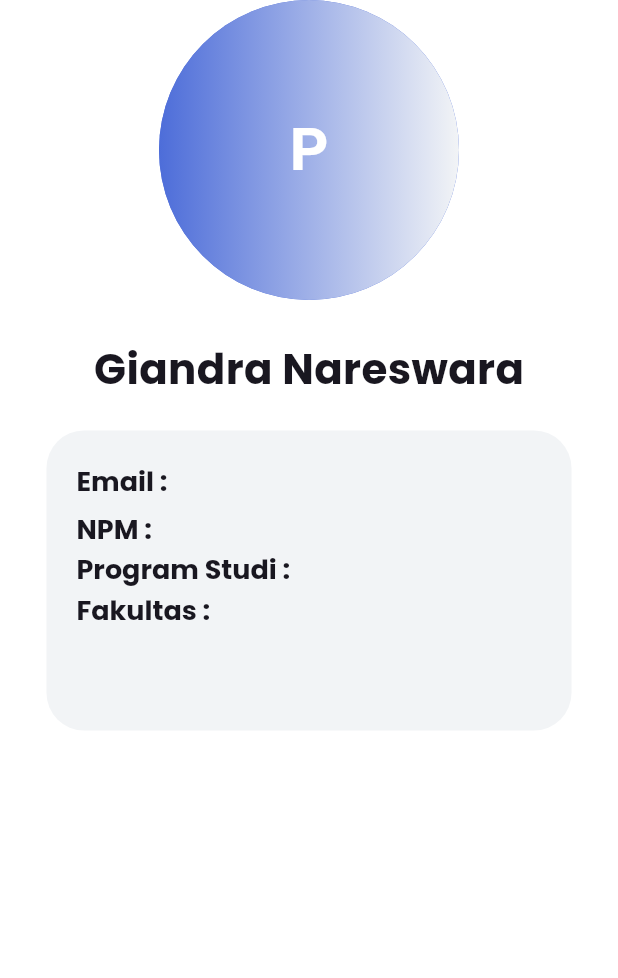
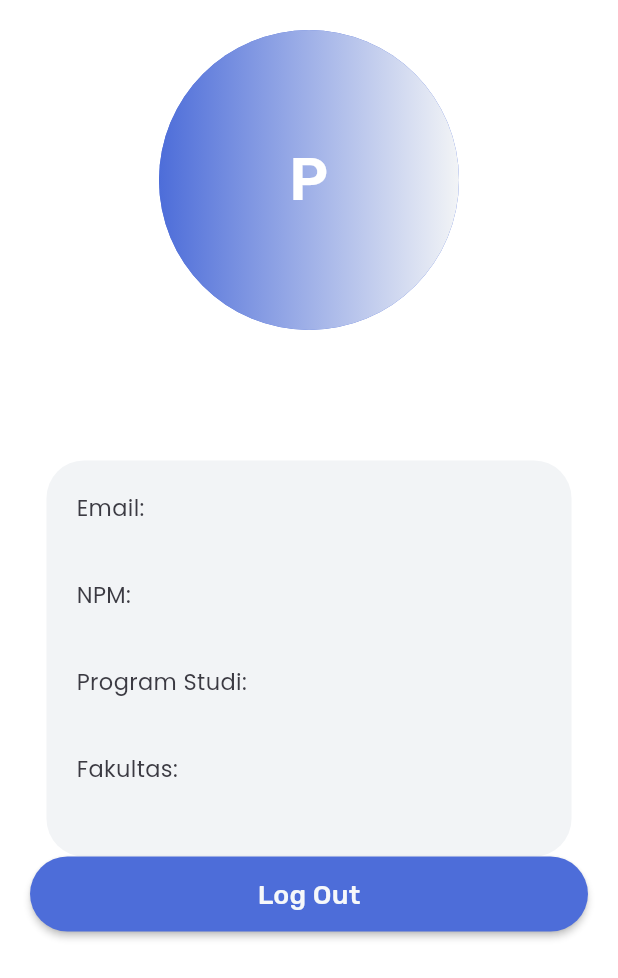
Before and after one commit to fionayovita/UniBike, a Flutter app: the ProfilePage screen opened directly, on a phone screen of 412 x 824 dp. Shown: the top 978 px of the screen. Run offline on Flutter 3.47's test engine with Material 2 defaults, Android fonts, the phone set to English and light mode, and no system bars; our stand-ins replace cloud_firestore, curved_navigation_bar, firebase_auth, firebase_core, google_fonts; accounts and stored records are empty.

Commit message:
Memperbaiki profile page

```diff
--- a/lib/ui/profile_page.dart
+++ b/lib/ui/profile_page.dart
@@ -1,16 +1,46 @@
+import 'package:cloud_firestore/cloud_firestore.dart';
+import 'package:firebase_auth/firebase_auth.dart';
 import 'package:flutter/cupertino.dart';
 import 'package:flutter/material.dart';
 import 'package:unibike/common/styles.dart';
 
-class ProfilePage extends StatelessWidget {
+class ProfilePage extends StatefulWidget {
   static const routeName = 'profile_page';
 
   @override
+  State<ProfilePage> createState() => _ProfilePageState();
+}
+
+class _ProfilePageState extends State<ProfilePage> {
+  final firebase = FirebaseAuth.instance;
+  final firestore = FirebaseFirestore.instance;
+  CollectionReference users = FirebaseFirestore.instance.collection('users');
+
+  @override
   Widget build(BuildContext context) {
+    String currentUser = firebase.currentUser!.uid.toString();
     return Scaffold(
       body: SafeArea(
         child: SingleChildScrollView(
-          child: Column(
+            child: Padding(
+          padding: const EdgeInsets.symmetric(horizontal: 20, vertical: 20),
+          child: FutureBuilder<DocumentSnapshot>(
+            future: users.doc('$currentUser').get(),
+            builder: (BuildContext context,
+                AsyncSnapshot<DocumentSnapshot> snapshot) {
+              if (snapshot.hasError) {
+                return Text("Something went wrong");
+              }
+
+              if (snapshot.hasData && !snapshot.data!.exists) {
+                return Text("Document does not exist");
+              }
+
+              if (snapshot.connectionState == ConnectionState.done) {
+                Map<String, dynamic> data =
+                    snapshot.data!.data() as Map<String, dynamic>;
+                print(data['nama']);
+                return Column(
                   crossAxisAlignment: CrossAxisAlignment.center,
                   children: [
                     Container(
@@ -18,38 +48,37 @@ class ProfilePage extends StatelessWidget {
                       height: 200.0,
                       decoration: BoxDecoration(
                           boxShadow: [
-                    BoxShadow(
-                      color: secondaryColor
+                            BoxShadow(color: secondaryColor
                                 //blurRadius: 10.0
                                 )
                           ],
                           borderRadius: BorderRadius.circular(100.0),
                           gradient: LinearGradient(
-                    colors: [secondaryColor, whiteBackground]
-                  )
-                ),
+                              colors: [secondaryColor, whiteBackground])),
                       child: CircleAvatar(
                         backgroundColor: Colors.transparent,
-                  child: Text('P', style: TextStyle(
+                        child: Text('P',
+                            style: TextStyle(
                                 color: Colors.white,
                                 fontSize: 40.0,
-                    fontWeight: FontWeight.bold
-                  )),
+                                fontWeight: FontWeight.bold)),
                       ),
                     ),
                     SizedBox(height: 25.0),
                     Center(
-                child: Text('Giandra Nareswara', style: TextStyle(
+                      child: Text(
+                        '${data['nama']}',
+                        style: TextStyle(
                             fontSize: 28.0,
                             color: darkPrimaryColor,
-                  fontWeight: FontWeight.bold
-                ))
+                            fontWeight: FontWeight.bold),
+                      ),
                     ),
                     Container(
                       width: 350,
-              height: 200,
                       margin: const EdgeInsets.only(top: 20),
-              padding: const EdgeInsets.symmetric(horizontal: 20, vertical: 20),
+                      padding: const EdgeInsets.symmetric(
+                          horizontal: 20, vertical: 20),
                       decoration: BoxDecoration(
                           color: whiteBackground,
                           borderRadius: BorderRadius.circular(25.0)),
@@ -57,28 +86,74 @@ class ProfilePage extends StatelessWidget {
                         crossAxisAlignment: CrossAxisAlignment.start,
                         children: [
                           Text(
-                    'Email : ',
+                            'Email: ',
+                            style: TextStyle(
+                              fontSize: 15.0,
+                              color: greyOutline,
+                            ),
+                          ),
+                          Text(
+                            '${data['email']}',
                             style: Theme.of(context).textTheme.headline5,
                           ),
-                  SizedBox(height: 5),
+                          SizedBox(height: 8),
                           Text(
-                    'NPM :',
+                            'NPM: ',
+                            style: TextStyle(
+                              fontSize: 15.0,
+                              color: greyOutline,
+                            ),
+                          ),
+                          Text(
+                            '${data['npm']}',
                             style: Theme.of(context).textTheme.headline5,
                           ),
+                          SizedBox(height: 8),
                           Text(
-                    'Program Studi : ',
+                            'Program Studi: ',
+                            style: TextStyle(
+                              fontSize: 15.0,
+                              color: greyOutline,
+                            ),
+                          ),
+                          Text(
+                            '${data['prodi']}',
                             style: Theme.of(context).textTheme.headline5,
                           ),
+                          SizedBox(height: 8),
                           Text(
-                    'Fakultas : ',
+                            'Fakultas: ',
+                            style: TextStyle(
+                              fontSize: 15.0,
+                              color: greyOutline,
+                            ),
+                          ),
+                          Text(
+                            '${data['fakultas']}',
                             style: Theme.of(context).textTheme.headline5,
                           ),
-                  ]
+                        ],
                       ),
                     ),
-            ]
+                    MaterialButton(
+                      child: Text('Log Out',
+                          style: Theme.of(context).textTheme.headline6),
+                      color: secondaryColor,
+                      // textTheme: ButtonTextTheme.primary,
+                      height: 50,
+                      minWidth: MediaQuery.of(context).size.width,
+                      shape: RoundedRectangleBorder(
+                        borderRadius: BorderRadius.circular(25),
                       ),
+                      onPressed: () {},
                     ),
+                  ],
+                );
+              }
+              return Text("loading");
+            },
+          ),
+        )),
       ),
     );
   }
```
Lines whose indentation alone changed are shown as unchanged.
